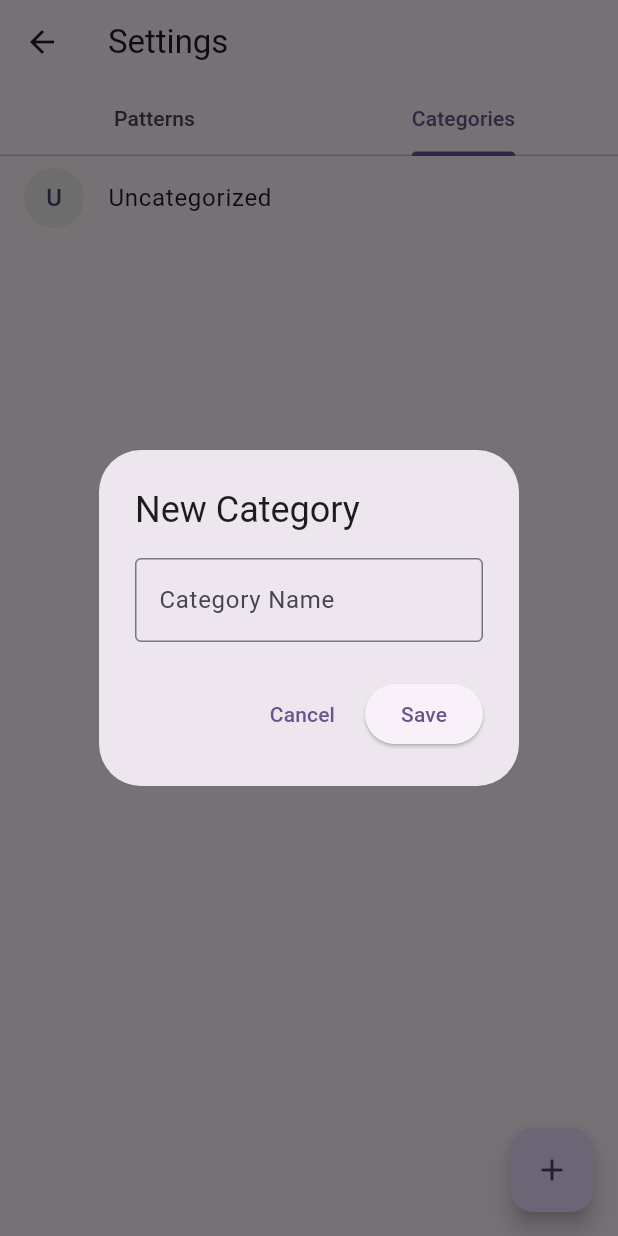
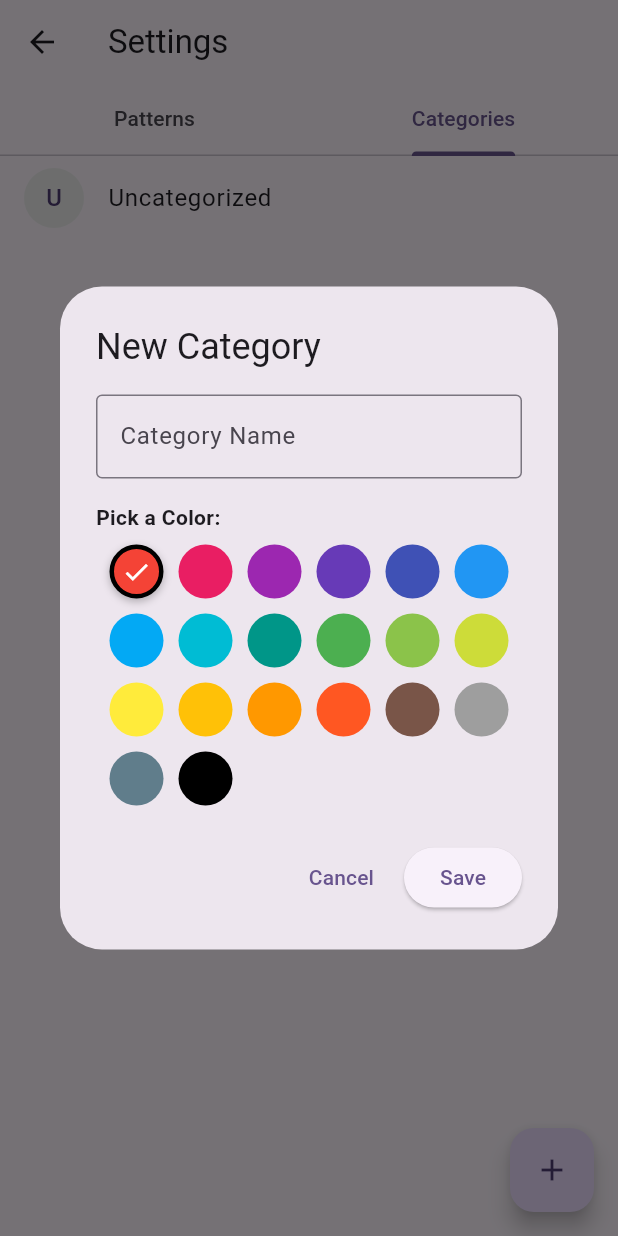
Before and after one commit to Yash890-star/dabbu, a Flutter app: the SettingsPage screen opened directly, tab 2 chosen, after a tap on the "add" icon, on a phone screen of 412 x 824 dp. Run offline on Flutter 3.47's test engine with Material 3 defaults, Android fonts, the phone set to English and light mode, and no system bars; our stand-ins replace fl_chart, permission_handler, shared_preferences, sqflite; missing offline and left inert: another_telephony; accounts and stored records are empty.

Commit message:
Feature: Gracefully adding colors to charts

```diff
--- a/lib/screens/settings_page.dart
+++ b/lib/screens/settings_page.dart
@@ -8,6 +8,29 @@ class SettingsPage extends StatefulWidget {
   @override
   State<SettingsPage> createState() => _SettingsPageState();
 }
+
+final List<Color> _categoryColors = [
+  Colors.red,
+  Colors.pink,
+  Colors.purple,
+  Colors.deepPurple,
+  Colors.indigo,
+  Colors.blue,
+  Colors.lightBlue,
+  Colors.cyan,
+  Colors.teal,
+  Colors.green,
+  Colors.lightGreen,
+  Colors.lime,
+  Colors.yellow,
+  Colors.amber,
+  Colors.orange,
+  Colors.deepOrange,
+  Colors.brown,
+  Colors.grey,
+  Colors.blueGrey,
+  Colors.black,
+];
 
 class _SettingsPageState extends State<SettingsPage>
     with SingleTickerProviderStateMixin {
@@ -36,21 +59,88 @@ class _SettingsPageState extends State<SettingsPage>
   }
 
   // --- Category Logic ---
-  Future<void> _addOrEditCategory({Map<String, dynamic>? existing}) async {
-    final controller = TextEditingController(text: existing?['name']);
+  Future<void> _addOrEditCategory() async {
+    final controller = TextEditingController();
+    Color selectedColor = _categoryColors[0]; // Default to Red
 
     await showDialog(
       context: context,
       builder:
-          (ctx) => AlertDialog(
-            title: Text(existing == null ? "New Category" : "Edit Category"),
-            content: TextField(
+          (ctx) => StatefulBuilder(
+            // StatefulBuilder allows updating the dialog UI (the color selection)
+            builder: (context, setDialogState) {
+              return AlertDialog(
+                title: const Text("New Category"),
+                content: Column(
+                  mainAxisSize: MainAxisSize.min,
+                  children: [
+                    TextField(
                       controller: controller,
                       decoration: const InputDecoration(
                         labelText: "Category Name",
                         border: OutlineInputBorder(),
+                        hintText: "e.g. Travel",
                       ),
                       textCapitalization: TextCapitalization.sentences,
+                    ),
+                    const SizedBox(height: 16),
+                    const Align(
+                      alignment: Alignment.centerLeft,
+                      child: Text(
+                        "Pick a Color:",
+                        style: TextStyle(fontWeight: FontWeight.bold),
+                      ),
+                    ),
+                    const SizedBox(height: 8),
+                    // Color Picker Grid
+                    Wrap(
+                      spacing: 10,
+                      runSpacing: 10,
+                      children:
+                          _categoryColors.map((color) {
+                            final isSelected =
+                                selectedColor.value == color.value;
+                            return GestureDetector(
+                              onTap: () {
+                                setDialogState(() {
+                                  selectedColor = color;
+                                });
+                              },
+                              child: Container(
+                                width: 36,
+                                height: 36,
+                                decoration: BoxDecoration(
+                                  color: color,
+                                  shape: BoxShape.circle,
+                                  border:
+                                      isSelected
+                                          ? Border.all(
+                                            color: Colors.black,
+                                            width: 3,
+                                          )
+                                          : null,
+                                  boxShadow: [
+                                    if (isSelected)
+                                      const BoxShadow(
+                                        color: Colors.black26,
+                                        blurRadius: 4,
+                                        offset: Offset(0, 2),
+                                      ),
+                                  ],
+                                ),
+                                child:
+                                    isSelected
+                                        ? const Icon(
+                                          Icons.check,
+                                          color: Colors.white,
+                                          size: 20,
+                                        )
+                                        : null,
+                              ),
+                            );
+                          }).toList(),
+                    ),
+                  ],
                 ),
                 actions: [
                   TextButton(
@@ -61,14 +151,11 @@ class _SettingsPageState extends State<SettingsPage>
                     onPressed: () async {
                       if (controller.text.trim().isEmpty) return;
 
-                  if (existing == null) {
                       await DatabaseHelper.instance.addCategory(
                         controller.text.trim(),
+                        color: selectedColor.value, // Save the color integer
                       );
-                  } else {
-                    // For edit, we would need an update method in DB helper,
-                    // for MVP let's stick to Add. (Or implement update if crucial)
-                  }
+
                       if (mounted) {
                         Navigator.pop(ctx);
                         _loadData();
@@ -77,6 +164,8 @@ class _SettingsPageState extends State<SettingsPage>
                     child: const Text("Save"),
                   ),
                 ],
+              );
+            },
           ),
     );
   }
```
Lines whose indentation alone changed are shown as unchanged.
